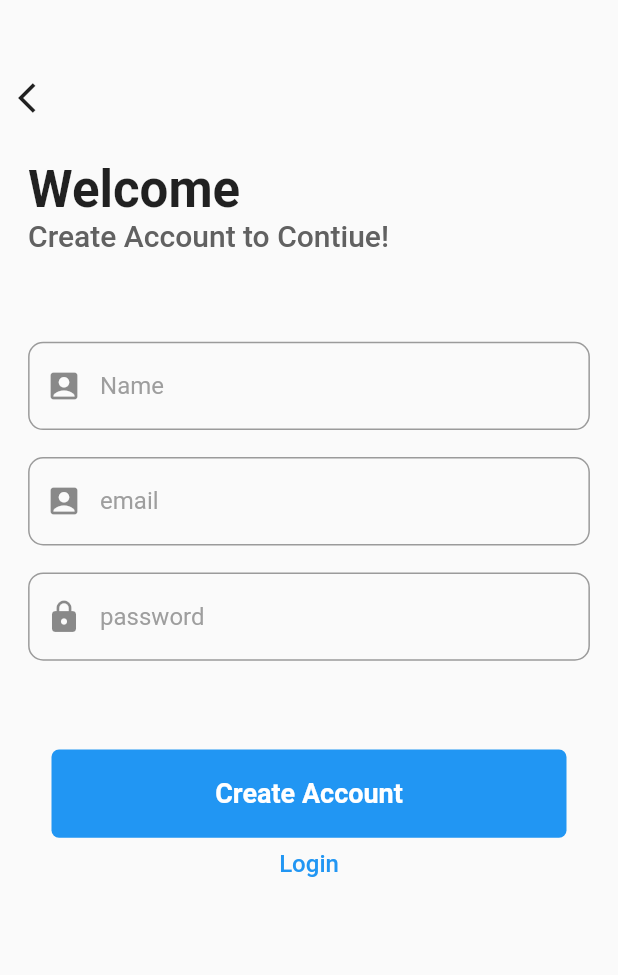
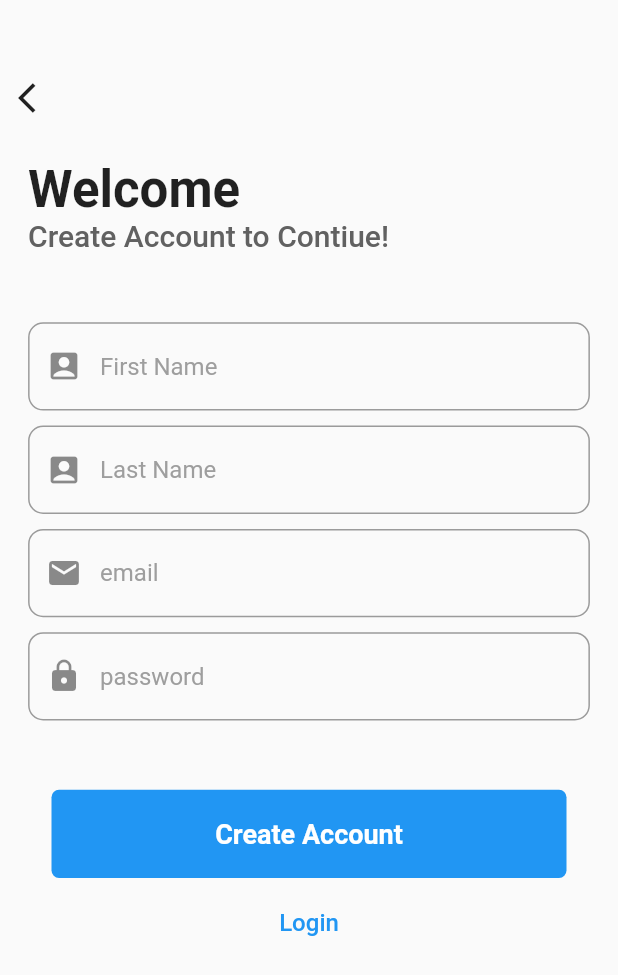
Before and after one commit to M-Umar-Iqbal/chat_application, a Flutter app: the screen it shows after launch, after a tap on "Create Account", on a phone screen of 412 x 824 dp. Shown: the top 975 px of the screen. Run offline on Flutter 3.47's test engine with Material 2 defaults, Android fonts, the phone set to English and light mode, and no system bars; our stand-ins replace bubble, cloud_firestore, firebase_auth, firebase_core, firebase_storage, image_picker; accounts and stored records are empty.

Commit message:
add new improvements in user interface design

```diff
--- a/lib/Authenticate/Authenticate.dart
+++ b/lib/Authenticate/Authenticate.dart
@@ -4,10 +4,9 @@ import 'package:firebase_auth/firebase_auth.dart';
 import 'package:flutter/material.dart';
 
 class Authenticate extends StatelessWidget {
-  final FirebaseAuth _auth = FirebaseAuth.instance;
-
   @override
   Widget build(BuildContext context) {
+    final FirebaseAuth _auth = FirebaseAuth.instance;
     if (_auth.currentUser != null) {
       return HomeScreen();
     } else {
--- a/lib/Authenticate/CreateAccount.dart
+++ b/lib/Authenticate/CreateAccount.dart
@@ -9,7 +9,8 @@ class CreateAccount extends StatefulWidget {
 }
 
 class _CreateAccountState extends State<CreateAccount> {
-  final TextEditingController _name = TextEditingController();
+  final TextEditingController _firstName = TextEditingController();
+  final TextEditingController _lastName = TextEditingController();
   final TextEditingController _email = TextEditingController();
   final TextEditingController _password = TextEditingController();
   bool isLoading = false;
@@ -67,20 +68,33 @@ class _CreateAccountState extends State<CreateAccount> {
                     height: size.height / 20,
                   ),
                   Padding(
-                    padding: const EdgeInsets.symmetric(vertical: 18.0),
+                    padding: const EdgeInsets.symmetric(vertical: 5.0),
                     child: Container(
                       width: size.width,
                       alignment: Alignment.center,
-                      child: field(size, "Name", Icons.account_box, _name),
+                      child: field(
+                          size, "First Name", Icons.account_box, _firstName),
                     ),
                   ),
-                  Container(
-                    width: size.width,
-                    alignment: Alignment.center,
-                    child: field(size, "email", Icons.account_box, _email),
+                  Padding(
+                    padding: const EdgeInsets.symmetric(vertical: 5.0),
+                    child: Container(
+                      width: size.width,
+                      alignment: Alignment.center,
+                      child: field(
+                          size, "Last Name", Icons.account_box, _lastName),
+                    ),
                   ),
                   Padding(
-                    padding: const EdgeInsets.symmetric(vertical: 18.0),
+                    padding: const EdgeInsets.all(5.0),
+                    child: Container(
+                      width: size.width,
+                      alignment: Alignment.center,
+                      child: field(size, "email", Icons.mail, _email),
+                    ),
+                  ),
+                  Padding(
+                    padding: const EdgeInsets.symmetric(vertical: 5.0),
                     child: Container(
                       width: size.width,
                       alignment: Alignment.center,
@@ -92,10 +106,10 @@ class _CreateAccountState extends State<CreateAccount> {
                   ),
                   customButton(size),
                   Padding(
-                    padding: const EdgeInsets.all(8.0),
+                    padding: const EdgeInsets.all(20.0),
                     child: GestureDetector(
                       onTap: () => Navigator.pop(context),
-                      child: Text(
+                      child: const Text(
                         "Login",
                         style: TextStyle(
                           color: Colors.blue,
@@ -114,21 +128,24 @@ class _CreateAccountState extends State<CreateAccount> {
   Widget customButton(Size size) {
     return GestureDetector(
       onTap: () {
-        if (_name.text.isNotEmpty &&
+        if (_firstName.text.isNotEmpty &&
             _email.text.isNotEmpty &&
-            _password.text.isNotEmpty) {
+            _password.text.isNotEmpty &&
+            _lastName.text.isNotEmpty) {
           setState(() {
             isLoading = true;
           });
 
-          createAccount(_name.text, _email.text, _password.text).then((user) {
+          createAccount(_firstName.text.trim(), _lastName.text.trim(),
+                  _email.text.trim(), _password.text.trim())
+              .then((user) {
             if (user != null) {
               setState(() {
                 isLoading = false;
               });
-              Navigator.push(
+              Navigator.pushReplacement(
                   context, MaterialPageRoute(builder: (_) => HomeScreen()));
-              print("Account Created Sucessfull");
+              print("Account Created Successfully");
             } else {
               print("Login Failed");
               setState(() {
--- a/lib/Authenticate/LoginScree.dart
+++ b/lib/Authenticate/LoginScree.dart
@@ -24,7 +24,7 @@ class _LoginScreenState extends State<LoginScreen> {
               child: Container(
                 height: size.height / 20,
                 width: size.height / 20,
-                child: CircularProgressIndicator(),
+                child: const CircularProgressIndicator(),
               ),
             )
           : SingleChildScrollView(
@@ -37,7 +37,8 @@ class _LoginScreenState extends State<LoginScreen> {
                     alignment: Alignment.centerLeft,
                     width: size.width / 0.5,
                     child: IconButton(
-                        icon: Icon(Icons.arrow_back_ios), onPressed: () {}),
+                        icon: const Icon(Icons.arrow_back_ios),
+                        onPressed: () {}),
                   ),
                   SizedBox(
                     height: size.height / 50,
@@ -112,13 +113,13 @@ class _LoginScreenState extends State<LoginScreen> {
             isLoading = true;
           });
 
-          logIn(_email.text, _password.text).then((user) {
+          logIn(_email.text.trim(), _password.text.trim()).then((user) {
             if (user != null) {
               print("Login Successfull");
               setState(() {
                 isLoading = false;
               });
-              Navigator.push(
+              Navigator.pushReplacement(
                   context, MaterialPageRoute(builder: (_) => HomeScreen()));
             } else {
               print("Login Failed");
@@ -160,7 +161,7 @@ class _LoginScreenState extends State<LoginScreen> {
         decoration: InputDecoration(
           prefixIcon: Icon(icon),
           hintText: hintText,
-          hintStyle: TextStyle(color: Colors.grey),
+          hintStyle: const TextStyle(color: Colors.grey),
           border: OutlineInputBorder(
             borderRadius: BorderRadius.circular(10),
           ),
--- a/pubspec.yaml
+++ b/pubspec.yaml
@@ -29,6 +29,7 @@ environment:
 # the latest version available on pub.dev. To see which dependencies have newer
 # versions available, run `flutter pub outdated`.
 dependencies:
+  bubble: ^1.2.1
   cloud_firestore: ^4.3.1
   cupertino_icons: ^1.0.2
   firebase_auth: ^4.2.4
@@ -36,6 +37,7 @@ dependencies:
   firebase_storage: ^11.0.10
   flutter:
     sdk: flutter
+  grouped_list: ^5.1.2
   image_picker: ^0.8.6
   uuid: ^3.0.7
 
```
Also changed, not shown: lib/Authenticate/methods.dart (+8 -6 lines), lib/Screens/ChatRoom.dart (+66 -28 lines), lib/Screens/HomeScreen.dart (+52 -16 lines), lib/Screens/PersonalChatsScreen.dart (added, +18 -0 lines), lib/group_chats/group_chat_screen.dart (+13 -2 lines), pubspec.lock.
